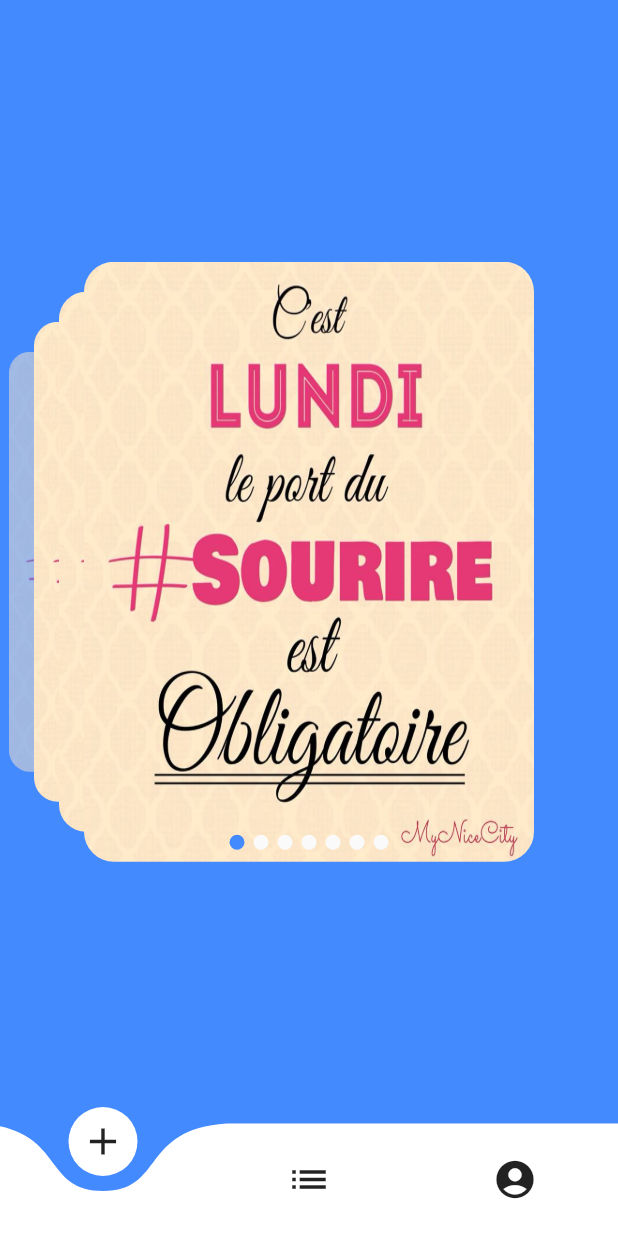
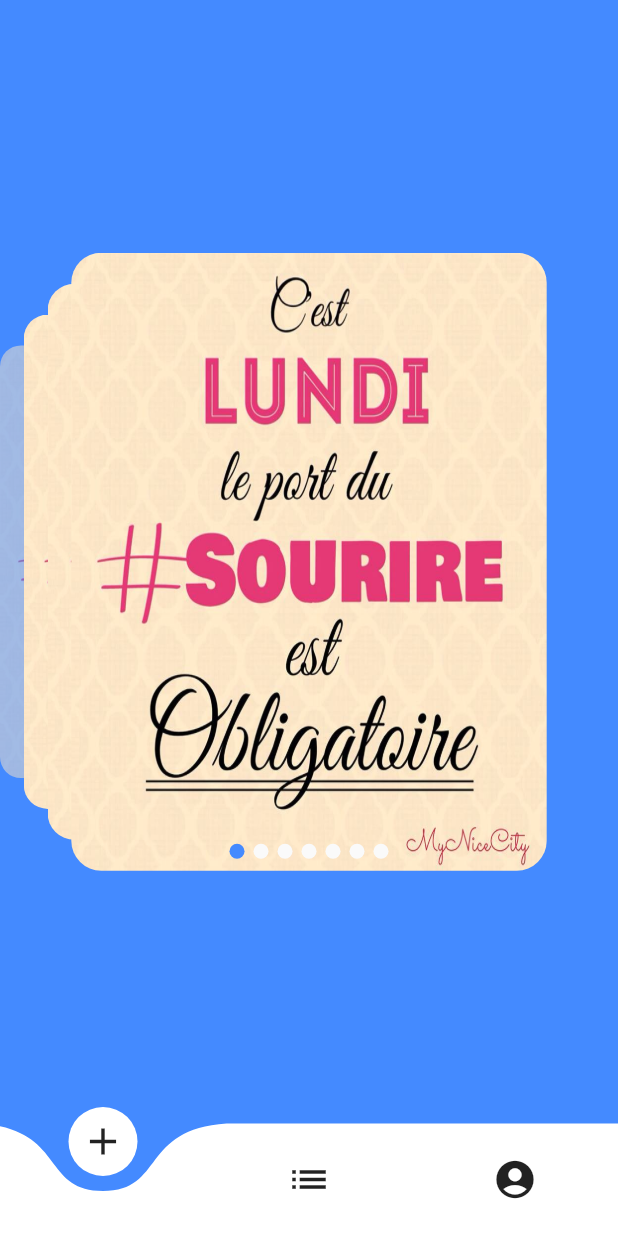
Before and after one commit to jeremySrgt/meal_suggest, a Flutter app: the screen it shows after launch, on a phone screen of 412 x 824 dp. Run offline on Flutter 3.47's test engine with Material 2 defaults, Android fonts, the phone set to English and light mode, and no system bars; drawn by our look-alikes of curved_navigation_bar; our stand-ins replace flutter_swiper.

Commit message:
add responsive width and height to card slider

```diff
--- a/lib/mealSuggest.dart
+++ b/lib/mealSuggest.dart
@@ -10,11 +10,17 @@ class MealSuggest extends StatefulWidget {
 }
 
 class _MealSuggestState extends State<MealSuggest> {
+
   @override
   Widget build(BuildContext context) {
+
+    double width = MediaQuery.of(context).size.width;
+    double height = MediaQuery.of(context).size.height;
+    double font = MediaQuery.of(context).textScaleFactor;
+
     return Container(
-      width: 400,
-      height: 400,
+      width: width/1,
+      height: height/2,
       child: Swiper(
         itemBuilder: (BuildContext context, int index) {
           return Container(
@@ -25,7 +31,7 @@ class _MealSuggestState extends State<MealSuggest> {
           );
         },
         itemCount: 7,
-        itemWidth: 300.0,
+        itemWidth: width/1.3,
         layout: SwiperLayout.STACK,
         pagination: SwiperPagination(
           margin: EdgeInsets.all(5.0),
```
